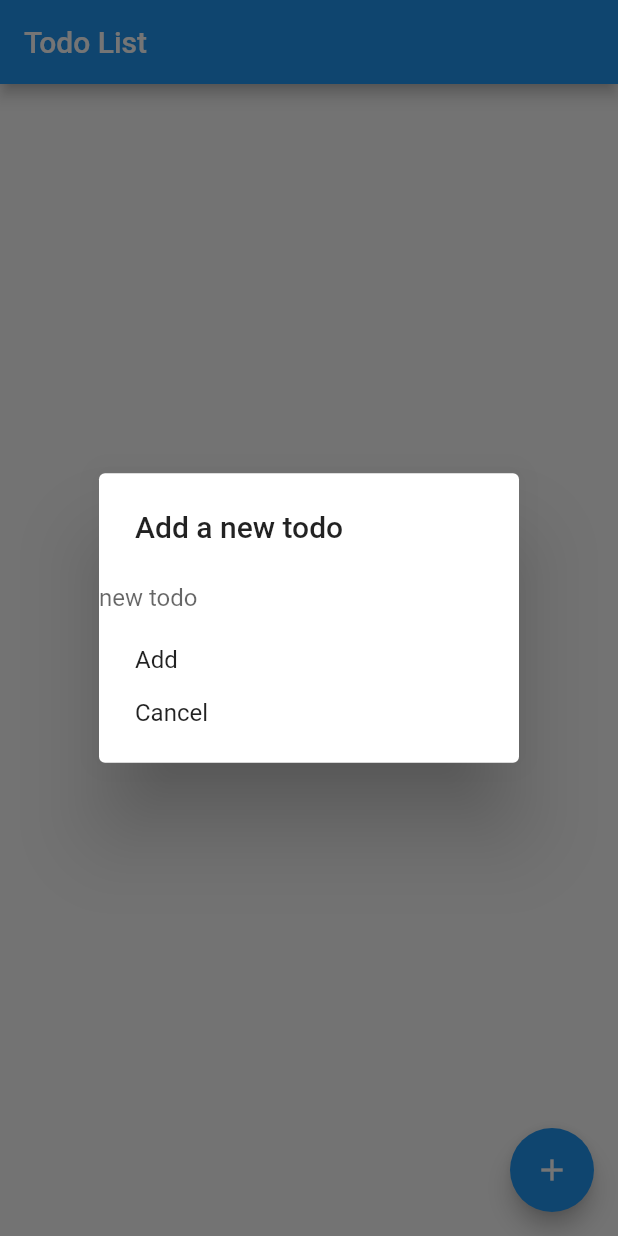
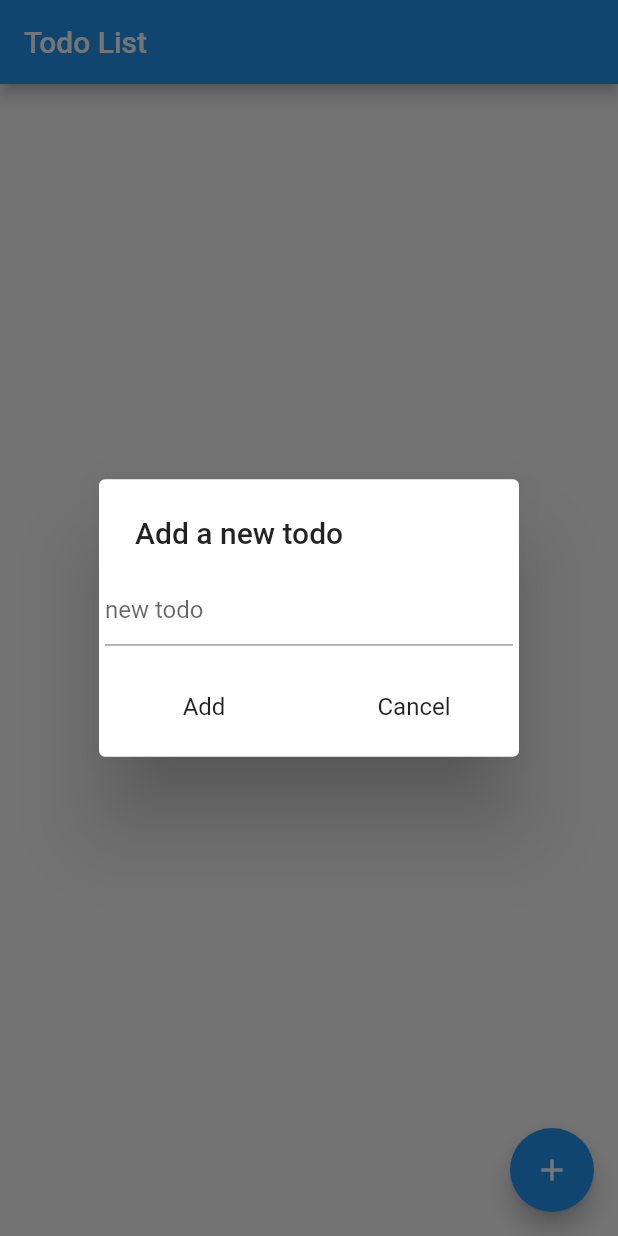
Before and after one commit to napoleon-na/FlutterTodo, a Flutter app: the screen it shows after launch, after a tap on the "add" icon, on a phone screen of 412 x 824 dp. Run offline on Flutter 3.47's test engine with Material 2 defaults, Android fonts, the phone set to English and light mode, and no system bars.

Commit message:
Update styling dialog and add text for error message

```diff
--- a/lib/main.dart
+++ b/lib/main.dart
@@ -31,6 +31,7 @@ enum Answer {
 class _MyHomePageState extends State<MyHomePage> {
   final todoList = <Widget>[];
   final controller = TextEditingController();
+  String errorMsg = '';
 
   Widget _makeTodoItem(String text) {
     return Padding(
@@ -47,25 +48,57 @@ class _MyHomePageState extends State<MyHomePage> {
       title: const Text('Add a new todo'),
       // TODO styling
       children: <Widget>[
-        TextField(
+        Padding(
+          padding: new EdgeInsets.all(4.0),
+          child: TextField(
             controller: controller,
             decoration: InputDecoration(
-            border: InputBorder.none,
               hintText: 'new todo'
             ),
           ),
-        SimpleDialogOption(
+        ),
+        Padding(
+          padding: new EdgeInsets.only(left: 8.0, right: 8.0),
+          child: Text(
+            errorMsg,
+            style: TextStyle(color: Colors.red),
+          )
+        ),
+        Row(
+          children: <Widget>[
+            Expanded(
+              child: SimpleDialogOption(
                 onPressed: () {
-            // TODO validation
+                  // TODO fix to the timing that errorMsg shows when add button pressed.
+                  setState(() {
+                    errorMsg = (controller.text == '')? 'input a new todo.': '';
+                  });
+                  if (errorMsg != '') {
+                    return;
+                  }
                   Navigator.pop(context, Answer.ADD);
                 },
-          child: const Text('Add'),
+                child: const Text(
+                  'Add',
+                  textAlign: TextAlign.center,
                 ),
-        SimpleDialogOption(
+              ),
+            ),
+            Expanded(
+              child: SimpleDialogOption(
                 onPressed: () {
+                  setState(() {
+                    errorMsg = '';
+                  });
                   Navigator.pop(context, Answer.CANCEL);
                 },
-          child: const Text('Cancel'),
+                child: const Text(
+                  'Cancel',
+                  textAlign: TextAlign.center,
+                ),
+              ),
+            )
+          ],
         ),
       ],
     );
```
Lines whose indentation alone changed are shown as unchanged.
